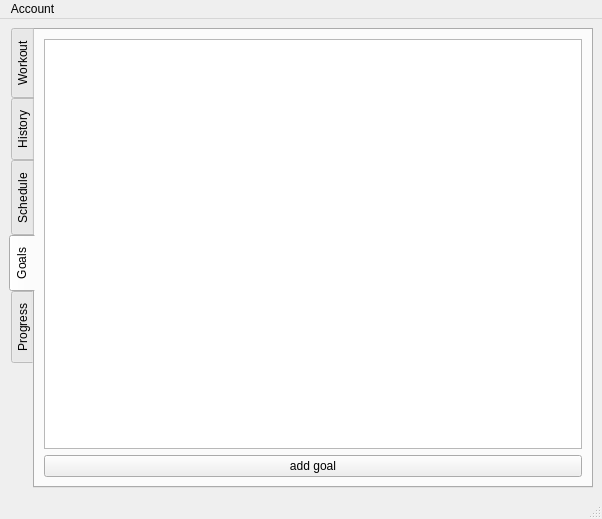
Before: the Qt Designer form training-diary/mainwindow.ui in userDymon/training-diary, drawn with Qt 5.
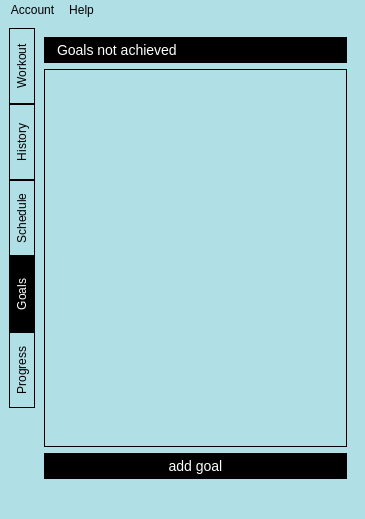
After: the same form once the commit is applied. The open tabs and pages were chosen to show the change.

Patch:
```diff
--- a/training-diary/mainwindow.ui
+++ b/training-diary/mainwindow.ui
@@ -6,23 +6,118 @@
    <rect>
     <x>0</x>
     <y>0</y>
-    <width>602</width>
+    <width>365</width>
     <height>519</height>
    </rect>
   </property>
   <property name="windowTitle">
-   <string>MainWindow</string>
+   <string>Training diary</string>
+  </property>
+  <property name="styleSheet">
+   <string notr="true">QWidget {
+    border: none;
+    background-color: PowderBlue; 
+}
+
+QLabel {
+    color: white;
+  	background-color: black; 
+    font-size: 14px;
+  	padding: 5px 10px;
+}
+
+QPushButton {
+    background-color: #000000;
+    color: #FFFFFF;
+    padding: 5px 10px;
+    font-size: 14px;
+    border: none;
+}
+
+QHeaderView::section {
+    background-color: #000000; /* Black background for header section */
+    color: #FFFFFF; /* White text color for header section */
+    padding: 5px; /* Adjust padding for better readability */
+    font-size: 14px; /* Set font size for header text */
+}
+
+QListWidget {
+    border: 1px solid #000000;
+    background-color: transparent;
+}
+
+QMenuBar {
+    background-color: PowderBlue;
+    color: #000000;
+}
+
+QMenuBar::item {
+    background-color: PowderBlue;
+}
+
+QMenuBar::item:selected {
+    background-color: #000000;
+    color: #FFFFFF;
+}
+
+QComboBox {
+    background: transparent;
+    border: none;
+    border-bottom: 1px solid #000000;
+    padding: 5px;
+    color: #000000;
+}
+
+QTabBar::tab {
+    background: PowderBlue;
+    color: #000000;
+    border: 1px solid #000000;
+    padding: 2px 5px;
+    min-height: 70px; /* Set a minimum width for the tabs */
+}
+
+QTabBar::tab:selected {
+    background: #000000;
+    color: #FFFFFF;
+}
+
+QDateEdit {
+    border: none; /* Remove borders */
+    border-bottom: 1px solid #000000; /* Add bottom border */
+    padding: 5px; /* Adjust padding for better appearance */
+    color: #000000; /* Set text color to black */
+    font-size: 14px; /* Set font size for the text */
+}
+
+QTableView {
+    border: 1px solid #000000;
+}</string>
   </property>
   <widget class="QWidget" name="centralwidget">
    <layout class="QHBoxLayout" name="horizontalLayout">
     <item>
      <widget class="QTabWidget" name="tabWidget">
+      <property name="layoutDirection">
+       <enum>Qt::LeftToRight</enum>
+      </property>
+      <property name="styleSheet">
+       <string notr="true"/>
+      </property>
       <property name="tabPosition">
        <enum>QTabWidget::West</enum>
       </property>
       <property name="currentIndex">
        <number>0</number>
       </property>
+      <property name="elideMode">
+       <enum>Qt::ElideNone</enum>
+      </property>
+      <property name="documentMode">
+       <bool>false</bool>
+      </property>
+      <property name="tabBarAutoHide">
+       <bool>false</bool>
+      </property>
       <widget class="QWidget" name="workoutTab">
        <attribute name="title">
         <string>Workout</string>
@@ -129,6 +224,13 @@
         <string>Goals</string>
        </attribute>
        <layout class="QVBoxLayout" name="verticalLayout_5">
+        <item>
+         <widget class="QLabel" name="goalLabel">
+          <property name="text">
+           <string>Goals not achieved</string>
+          </property>
+         </widget>
+        </item>
         <item>
          <widget class="QTableView" name="goalsTableView"/>
         </item>
@@ -168,7 +270,7 @@
     <rect>
      <x>0</x>
      <y>0</y>
-     <width>602</width>
+     <width>365</width>
      <height>21</height>
     </rect>
    </property>
@@ -180,7 +282,14 @@
     <addaction name="actionChange_password"/>
     <addaction name="actionLog_out"/>
    </widget>
+   <widget class="QMenu" name="menuHelp">
+    <property name="title">
+     <string>Help</string>
+    </property>
+    <addaction name="actionAbout_program"/>
+   </widget>
    <addaction name="menuAccount"/>
+   <addaction name="menuHelp"/>
   </widget>
   <action name="actionChange_login">
    <property name="text">
```
Left out of the diff: 8 changed lines with no effect on the pictures.
